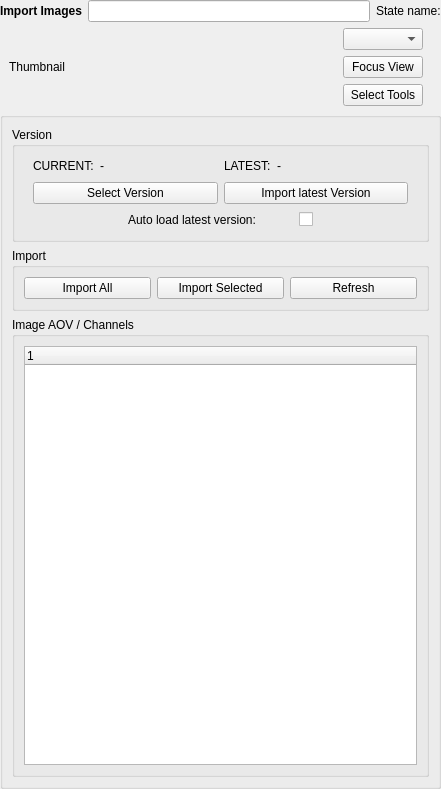
This is SynthEyes/Scripts/StateManagerNodes/StateUserInterfaces/Synth_AddShot.ui in AltaArts/SynthEyes_Integration--Prism-Plugin as Qt 5 draws it before an edit. The edited form follows.
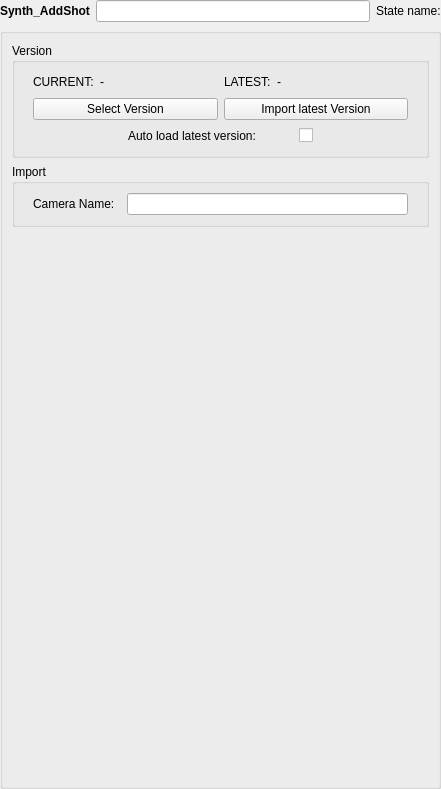
This is the edited form.

Commit message: Added Camera Name Change #24 and work on Import Image Versions #20

```diff
--- a/SynthEyes/Scripts/StateManagerNodes/StateUserInterfaces/Synth_AddShot.ui
+++ b/SynthEyes/Scripts/StateManagerNodes/StateUserInterfaces/Synth_AddShot.ui
@@ -36,7 +36,7 @@
         </font>
        </property>
        <property name="text">
-        <string>Import Images</string>
+        <string>Synth_AddShot</string>
        </property>
       </widget>
      </item>
@@ -54,6 +54,9 @@
          <height>16777215</height>
         </size>
        </property>
+       <property name="readOnly">
+        <bool>true</bool>
+       </property>
       </widget>
      </item>
      <item>
@@ -65,64 +68,6 @@
      </item>
     </layout>
    </item>
-   <item>
-    <widget class="QWidget" name="f_name" native="true">
-     <layout class="QHBoxLayout" name="horizontalLayout_2">
-      <property name="leftMargin">
-       <number>9</number>
-      </property>
-      <property name="topMargin">
-       <number>0</number>
-      </property>
-      <property name="rightMargin">
-       <number>18</number>
-      </property>
-      <property name="bottomMargin">
-       <number>0</number>
-      </property>
-      <item>
-       <widget class="QLabel" name="l_thumb">
-        <property name="sizePolicy">
-         <sizepolicy hsizetype="Expanding" vsizetype="Preferred">
-          <horstretch>0</horstretch>
-          <verstretch>0</verstretch>
-         </sizepolicy>
-        </property>
-        <property name="minimumSize">
-         <size>
-          <width>0</width>
-          <height>0</height>
-         </size>
-        </property>
-        <property name="text">
-         <string>Thumbnail</string>
-        </property>
-       </widget>
-      </item>
-      <item>
-       <layout class="QVBoxLayout" name="lo_options">
-        <item>
-         <widget class="QComboBox" name="cb_taskColor"/>
-        </item>
-        <item>
-         <widget class="QPushButton" name="b_focusView">
-          <property name="text">
-           <string>Focus View</string>
-          </property>
-         </widget>
-        </item>
-        <item>
-         <widget class="QPushButton" name="b_selectTools">
-          <property name="text">
-           <string>Select Tools</string>
-          </property>
-         </widget>
-        </item>
-       </layout>
-      </item>
-     </layout>
-    </widget>
-   </item>
    <item>
     <widget class="QGroupBox" name="gb_import">
      <property name="title">
@@ -339,30 +284,22 @@
         </property>
         <layout class="QVBoxLayout" name="verticalLayout_6">
          <item>
-          <layout class="QHBoxLayout" name="lo_importButtons">
+          <layout class="QHBoxLayout" name="horizontalLayout_2">
+           <property name="leftMargin">
+            <number>9</number>
+           </property>
+           <property name="rightMargin">
+            <number>9</number>
+           </property>
            <item>
-            <widget class="QPushButton" name="b_importAll">
+            <widget class="QLabel" name="l_camName">
              <property name="text">
-              <string>Import All</string>
+              <string>Camera Name:  </string>
              </property>
             </widget>
            </item>
            <item>
-            <widget class="QPushButton" name="b_importSel">
-             <property name="text">
-              <string>Import Selected</string>
-             </property>
-            </widget>
-           </item>
-           <item>
-            <widget class="QPushButton" name="b_refresh">
-             <property name="focusPolicy">
-              <enum>Qt::FocusPolicy::NoFocus</enum>
-             </property>
-             <property name="text">
-              <string>Refresh</string>
-             </property>
-            </widget>
+            <widget class="QLineEdit" name="e_camName"/>
            </item>
           </layout>
          </item>
@@ -370,43 +307,17 @@
        </widget>
       </item>
       <item>
-       <widget class="QGroupBox" name="gb_channels">
-        <property name="title">
-         <string>Image AOV / Channels</string>
+       <spacer name="verticalSpacer">
+        <property name="orientation">
+         <enum>Qt::Orientation::Vertical</enum>
         </property>
-        <layout class="QVBoxLayout" name="verticalLayout_4">
-         <property name="leftMargin">
-          <number>9</number>
-         </property>
-         <property name="topMargin">
-          <number>9</number>
-         </property>
-         <property name="rightMargin">
-          <number>9</number>
-         </property>
-         <property name="bottomMargin">
-          <number>9</number>
-         </property>
-         <item>
-          <widget class="QTreeWidget" name="lw_objects">
-           <property name="selectionMode">
-            <enum>QAbstractItemView::SelectionMode::NoSelection</enum>
-           </property>
-           <property name="verticalScrollMode">
-            <enum>QAbstractItemView::ScrollMode::ScrollPerItem</enum>
-           </property>
-           <property name="horizontalScrollMode">
-            <enum>QAbstractItemView::ScrollMode::ScrollPerItem</enum>
-           </property>
-           <column>
-            <property name="text">
-             <string notr="true">1</string>
-            </property>
-           </column>
-          </widget>
-         </item>
-        </layout>
-       </widget>
+        <property name="sizeHint" stdset="0">
+         <size>
+          <width>20</width>
+          <height>40</height>
+         </size>
+        </property>
+       </spacer>
       </item>
      </layout>
     </widget>
```
Left out of the diff: 1 changed line with no effect on the pictures. The commit also changes 4 other files.
